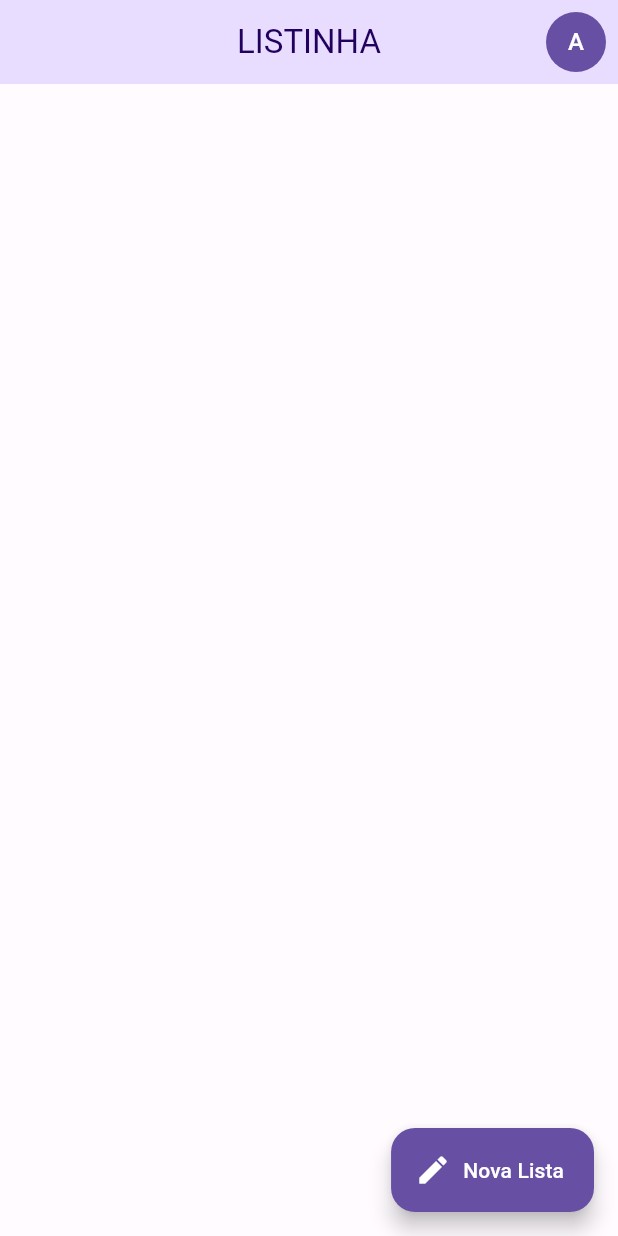
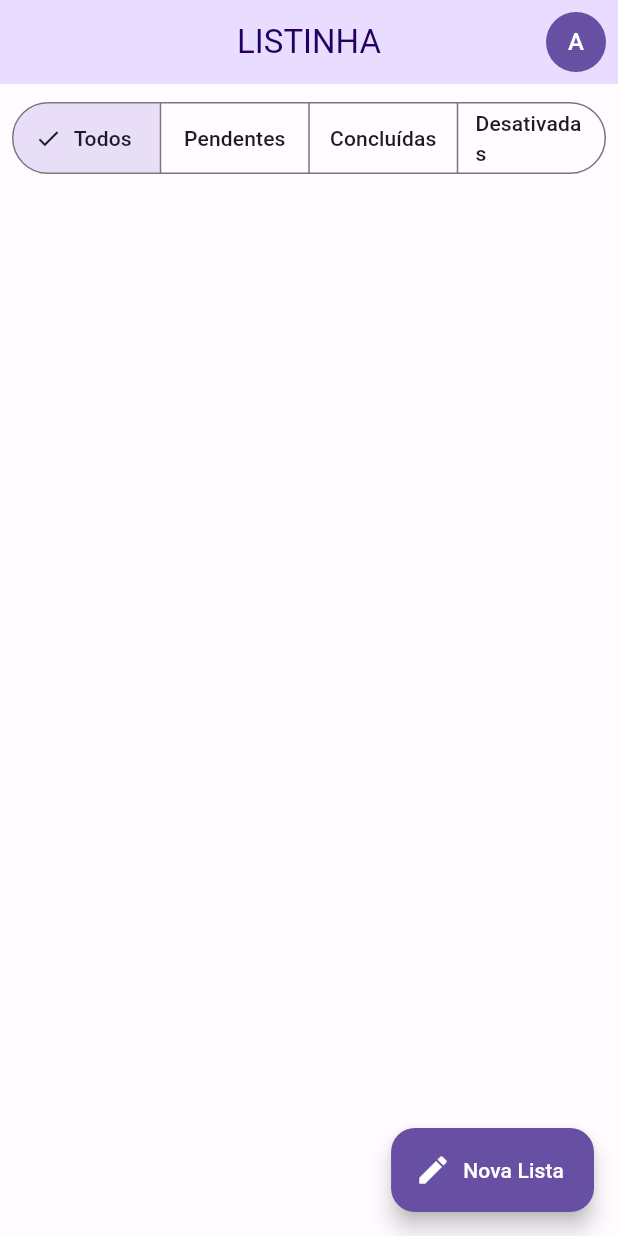
Before and after one commit to paulocf92/flutter-semana-fullstack, a Flutter app: the screen it shows after launch, on a phone screen of 412 x 824 dp. Run offline on Flutter 3.47's test engine with Material 2 defaults, Android fonts, the phone set to English and light mode, and no system bars.

Commit message:
chore: add segmented button list to home page

```diff
--- a/app/lib/src/home/home_page.dart
+++ b/app/lib/src/home/home_page.dart
@@ -21,6 +21,35 @@ class _HomePageState extends State<HomePage> {
           ),
         ],
       ),
+      body: Column(
+        children: [
+          Padding(
+            padding: const EdgeInsets.all(8),
+            child: SegmentedButton<int>(
+              segments: const [
+                ButtonSegment(
+                  value: 0,
+                  label: Text('Todos'),
+                ),
+                ButtonSegment(
+                  value: 1,
+                  label: Text('Pendentes'),
+                ),
+                ButtonSegment(
+                  value: 2,
+                  label: Text('Concluídas'),
+                ),
+                ButtonSegment(
+                  value: 3,
+                  label: Text('Desativadas'),
+                ),
+              ],
+              selected: const {0},
+              onSelectionChanged: (values) {},
+            ),
+          ),
+        ],
+      ),
       floatingActionButton: FloatingActionButton.extended(
         icon: const Icon(Icons.edit),
         label: const Text('Nova Lista'),
```
Also changed, not shown: app/pubspec.lock, 1 other file.
